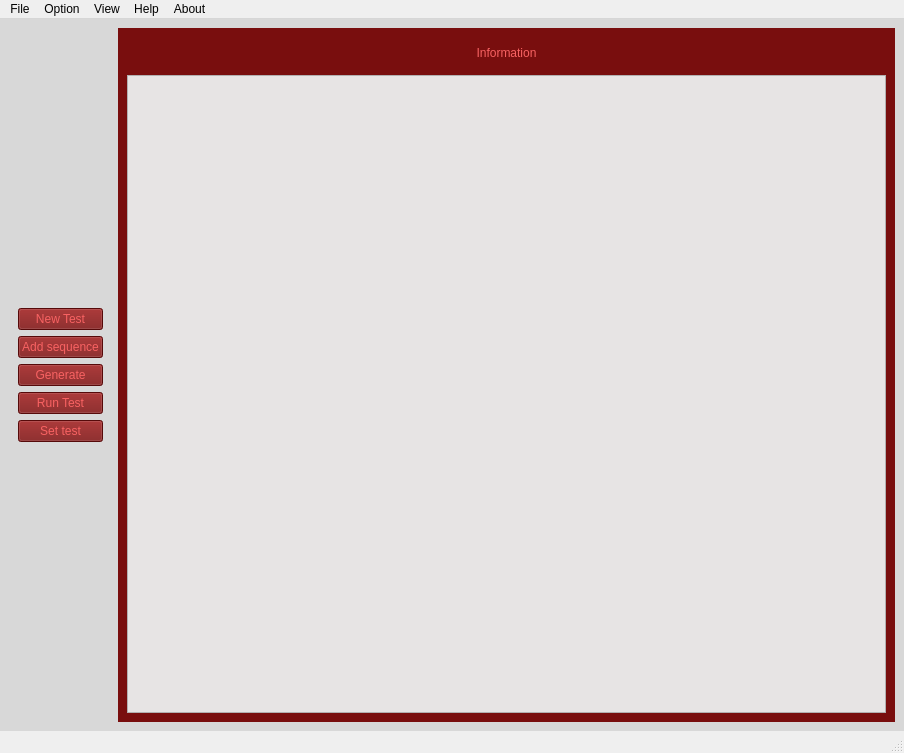
Before: the Qt Designer form src/gui/generated/ui/ui_MainWindow.ui in matusjokay/paranoYa, drawn with Qt 5.
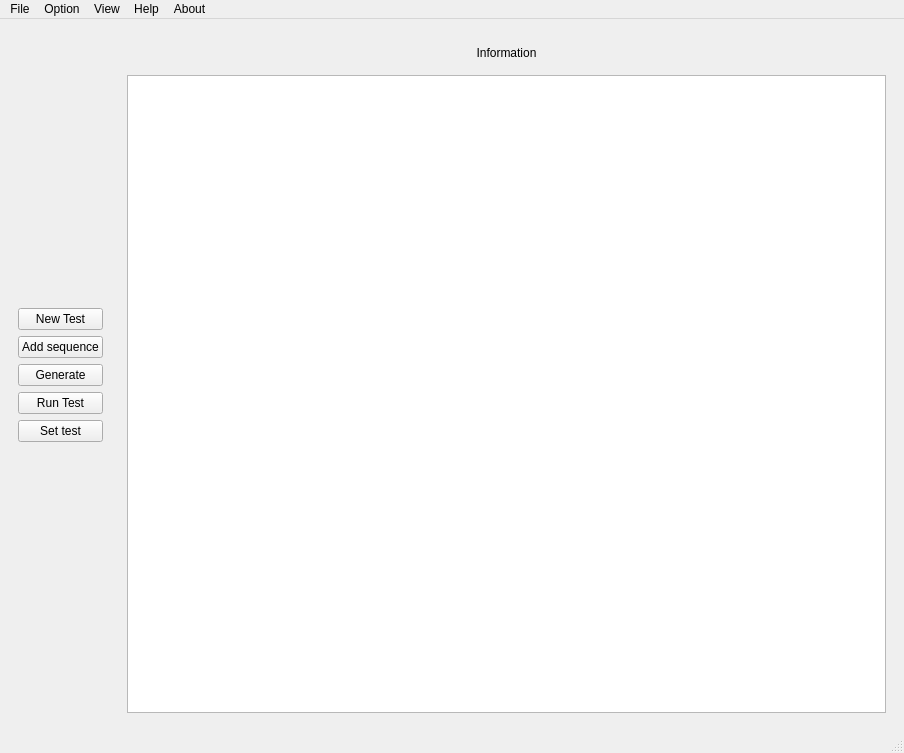
After: the same form once the commit is applied.

What changed in the file:
```diff
--- a/src/gui/generated/ui/ui_MainWindow.ui
+++ b/src/gui/generated/ui/ui_MainWindow.ui
@@ -17,9 +17,6 @@
    <property name="layoutDirection">
     <enum>Qt::LeftToRight</enum>
    </property>
-   <property name="styleSheet">
-    <string notr="true">background-color:#D8D8D8</string>
-   </property>
    <layout class="QHBoxLayout" name="horizontalLayout">
     <item>
      <widget class="QWidget" name="widget" native="true">
@@ -27,50 +24,35 @@
        <item>
         <layout class="QVBoxLayout" name="verticalLayout">
          <item>
-          <widget class="QPushButton" name="pushButton_2">
-           <property name="styleSheet">
-            <string notr="true">background-color:#790E0E;color:#F86262</string>
-           </property>
+          <widget class="QPushButton" name="NewTestbtn">
            <property name="text">
             <string>New Test</string>
            </property>
           </widget>
          </item>
          <item>
-          <widget class="QPushButton" name="pushButton_4">
-           <property name="styleSheet">
-            <string notr="true">background-color:#790E0E;color:#F86262</string>
-           </property>
+          <widget class="QPushButton" name="AddSequencebtn">
            <property name="text">
             <string>Add sequence</string>
            </property>
           </widget>
          </item>
          <item>
-          <widget class="QPushButton" name="pushButton_5">
-           <property name="styleSheet">
-            <string notr="true">background-color:#790E0E;color:#F86262</string>
-           </property>
+          <widget class="QPushButton" name="Generatebtn">
            <property name="text">
             <string>Generate</string>
            </property>
           </widget>
          </item>
          <item>
-          <widget class="QPushButton" name="pushButton_3">
-           <property name="styleSheet">
-            <string notr="true">background-color:#790E0E;color:#F86262</string>
-           </property>
+          <widget class="QPushButton" name="RunTestbtn">
            <property name="text">
             <string>Run Test</string>
            </property>
           </widget>
          </item>
          <item>
-          <widget class="QPushButton" name="pushButton">
-           <property name="styleSheet">
-            <string notr="true">background-color:#790E0E;color:#F86262</string>
-           </property>
+          <widget class="QPushButton" name="SetTestbtn">
            <property name="text">
             <string>Set test</string>
            </property>
@@ -83,15 +65,9 @@
     </item>
     <item>
      <widget class="QWidget" name="Info_Area" native="true">
-      <property name="styleSheet">
-       <string notr="true">background-color:#790E0E</string>
-      </property>
       <layout class="QVBoxLayout" name="verticalLayout_4">
        <item>
         <widget class="QWidget" name="Info_Text" native="true">
-         <property name="styleSheet">
-          <string notr="true">background-color:#790E0E;color:#F86262</string>
-         </property>
          <layout class="QVBoxLayout" name="verticalLayout_2">
           <item>
            <widget class="QLabel" name="label">
@@ -110,11 +86,7 @@
         </widget>
        </item>
        <item>
-        <widget class="QTextEdit" name="textEdit">
-         <property name="styleSheet">
-          <string notr="true">background-color:#E7E4E4</string>
-         </property>
-        </widget>
+        <widget class="QTextEdit" name="textEdit"/>
        </item>
       </layout>
      </widget>
```
Left out of the diff: 2 changed lines with no effect on the pictures.
